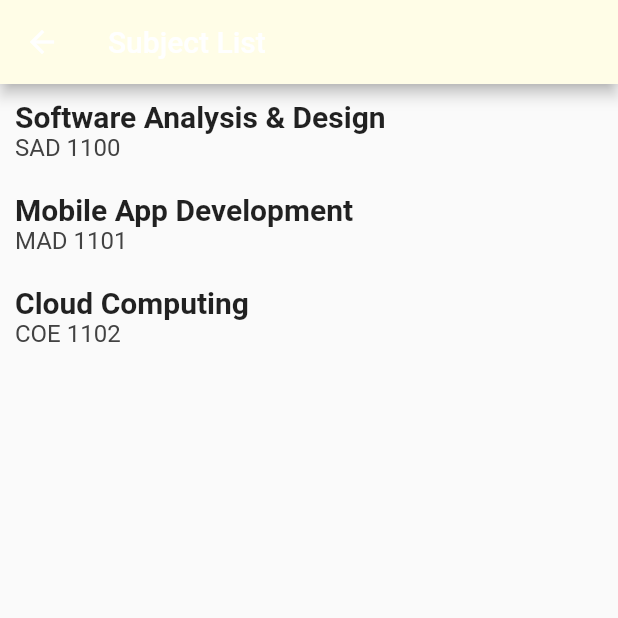
After one commit to Toreeyah/flutter_components, a Flutter app: the screen it shows after launch, after a tap on "Screen List view Layout", on a phone screen of 412 x 824 dp, the top half of it. The commit adds this screen. Run offline on Flutter 3.47's test engine with Material 2 defaults, Android fonts, the phone set to English and light mode, and no system bars; network calls fail.

Commit message:
Layouts & images
Layouts & images

```diff
--- /dev/null
+++ b/flutter_components/lib/components/widgets.dart
@@ -0,0 +1,29 @@
+import 'package:flutter/material.dart';
+
+Widget single_list_item(String subject_name,String subject_code)
+{
+  return  Container(
+      padding : EdgeInsets.all(10),
+      child: Column(
+          crossAxisAlignment: CrossAxisAlignment.start,
+          children: [
+            Text("${subject_name}",
+                style: TextStyle(
+                    fontSize: 20,
+                    fontWeight: FontWeight.bold,
+                    color: Colors.black87
+                )
+            ),
+            Text("${subject_code}",
+                style: TextStyle(
+                    fontSize: 16,
+                    fontWeight: FontWeight.normal,
+                    color: Colors.grey.shade800
+                )
+            )
+          ]
+
+      )
+
+  );
+}
--- a/flutter_components/lib/main.dart
+++ b/flutter_components/lib/main.dart
@@ -1,6 +1,13 @@
 import 'package:flutter/material.dart';
 import 'package:flutter_components/screens/container_screen.dart';
+import 'package:flutter_components/screens/screen_column.dart';
+import 'package:flutter_components/screens/screen_container.dart';
+import 'package:flutter_components/screens/screen_images.dart';
+import 'package:flutter_components/screens/screen_list_view.dart';
+import 'package:flutter_components/screens/screen_row.dart';
 import 'package:flutter_components/screens/text_screen.dart';
+
+import 'screens/screen_padding.dart';
 
 void main() {
   runApp(const MyApp());
@@ -37,6 +44,7 @@ class _HomeScreenState extends State<HomeScreen> {
             //we pass multiple widgets
             ListTile(
               title: Text("Containers"),
+              dense: true,
               leading: Icon(Icons.title),
               subtitle: Text("intro to containers"),
               onTap: ()=> {
@@ -44,13 +52,14 @@ class _HomeScreenState extends State<HomeScreen> {
                 Navigator.push(
                     context,
                     MaterialPageRoute(builder:(context) => ContainerScreen())
-                    //const Text("To the second page")
+
                 ),
               },
 
             ),
             ListTile(
               title: Text("Text"),
+              dense: true,
               leading: Icon(Icons.title),
               subtitle: Text("intro to flutter text"),
               onTap: ()=> {
@@ -60,7 +69,85 @@ class _HomeScreenState extends State<HomeScreen> {
                   //const Text("To the second page")
                 ),
               },
-            )
+            ),
+            ListTile(
+              title: Text("Padding Layout"),
+              dense: true,
+              leading: Icon(Icons.title),
+              subtitle: Text("Padding-Layout"),
+              onTap: ()=> {
+                Navigator.push(
+                    context,
+                    MaterialPageRoute(builder:(context) => ScreenPadding())
+                  //const Text("To the second page")
+                ),
+              },
+            ),
+            ListTile(
+              title: Text("Container-Layout"),
+              dense: true,
+              leading: Icon(Icons.title),
+              subtitle: Text("Container Layout"),
+              onTap: ()=> {
+                Navigator.push(
+                    context,
+                    MaterialPageRoute(builder:(context) => ScreenContainer())
+                  //const Text("To the second page")
+                ),
+              },
+            ),
+            ListTile(
+              title: Text("Screen Row Layout"),
+              dense: true,
+              leading: Icon(Icons.title),
+              subtitle: Text(" Screen Row-Layout"),
+              onTap: ()=> {
+                Navigator.push(
+                    context,
+                    MaterialPageRoute(builder:(context) => ScreenRow())
+                  //const Text("To the second page")
+                ),
+              },
+            ),
+            ListTile(
+              title: Text("Screen Column Layout"),
+              dense: true,
+              leading: Icon(Icons.title),
+              subtitle: Text("Screen Column-Layout"),
+              onTap: ()=> {
+                Navigator.push(
+                    context,
+                    MaterialPageRoute(builder:(context) => ScreenColumn())
+                  //const Text("To the second page")
+                ),
+              },
+            ),
+            ListTile(
+              title: Text("Screen List view Layout"),
+              dense: true,
+              leading: Icon(Icons.title),
+              subtitle: Text("Screen List view"),
+              onTap: ()=> {
+                Navigator.push(
+                    context,
+                    MaterialPageRoute(builder:(context) => ScreenListView())
+                  //const Text("To the second page")
+                ),
+              },
+            ),
+            ListTile(
+              title: Text("Screen Images Layout"),
+              dense: true,
+              leading: Icon(Icons.title),
+              subtitle: Text("Asset & Network images"),
+              onTap: ()=> {
+                Navigator.push(
+                    context,
+                    MaterialPageRoute(builder:(context) => ScreenImages())
+                  //const Text("To the second page")
+                ),
+              },
+            ),
           ],
         ),
       ),
--- /dev/null
+++ b/flutter_components/lib/screens/screen_list_view.dart
@@ -0,0 +1,47 @@
+import 'package:flutter/cupertino.dart';
+import 'package:flutter/material.dart';
+import 'package:flutter_components/components/widgets.dart';
+
+class ScreenListView extends StatelessWidget {
+
+
+  @override
+  Widget build(BuildContext context) {
+    return Scaffold(
+      appBar: AppBar(
+        title:  Text("Subject List"),
+        backgroundColor: Colors.yellow.shade50,
+      ),
+      body: ListView(
+        children: [
+          Container(
+              padding : EdgeInsets.all(10),
+            child: Column(
+              crossAxisAlignment: CrossAxisAlignment.start,
+              children: [
+              Text("Software Analysis & Design",
+                  style: TextStyle(
+                      fontSize: 20,
+                      fontWeight: FontWeight.bold,
+                      color: Colors.black87
+                  )
+              ),
+                Text("SAD 1100",
+                  style: TextStyle(
+                      fontSize: 16,
+                      fontWeight: FontWeight.normal,
+                      color: Colors.grey.shade800
+                  )
+              )
+      ]
+
+      )
+
+          ),
+          single_list_item("Mobile App Development","MAD 1101"),
+          single_list_item("Cloud Computing","COE 1102")
+        ],
+      )
+    );
+  }
+}
--- a/flutter_components/pubspec.yaml
+++ b/flutter_components/pubspec.yaml
@@ -51,6 +51,8 @@ dev_dependencies:
 
 # The following section is specific to Flutter.
 flutter:
+  assets:
+    - assets/images/
 
   # The following line ensures that the Material Icons font is
   # included with your application, so that you can use the icons in
@@ -58,8 +60,7 @@ flutter:
   uses-material-design: true
 
   # To add assets to your application, add an assets section, like this:
-  # assets:
-  #   - images/a_dot_burr.jpeg
+
   #   - images/a_dot_ham.jpeg
 
   # An image asset can refer to one or more resolution-specific "variants", see
```
Also changed, not shown: flutter_components/lib/screens/container_screen.dart (+6 -1 lines), flutter_components/lib/screens/screen_column.dart (added, +42 -0 lines), flutter_components/lib/screens/screen_container.dart (added, +31 -0 lines), flutter_components/lib/screens/screen_images.dart (added, +26 -0 lines), flutter_components/lib/screens/screen_padding.dart (added, +20 -0 lines), flutter_components/lib/screens/screen_row.dart (added, +42 -0 lines), flutter_components/assets/images/1.jpg (added), flutter_components/assets/images/2.jpg (added), flutter_components/assets/images/3.jpg (added), flutter_components/assets/images/download.png (added).
